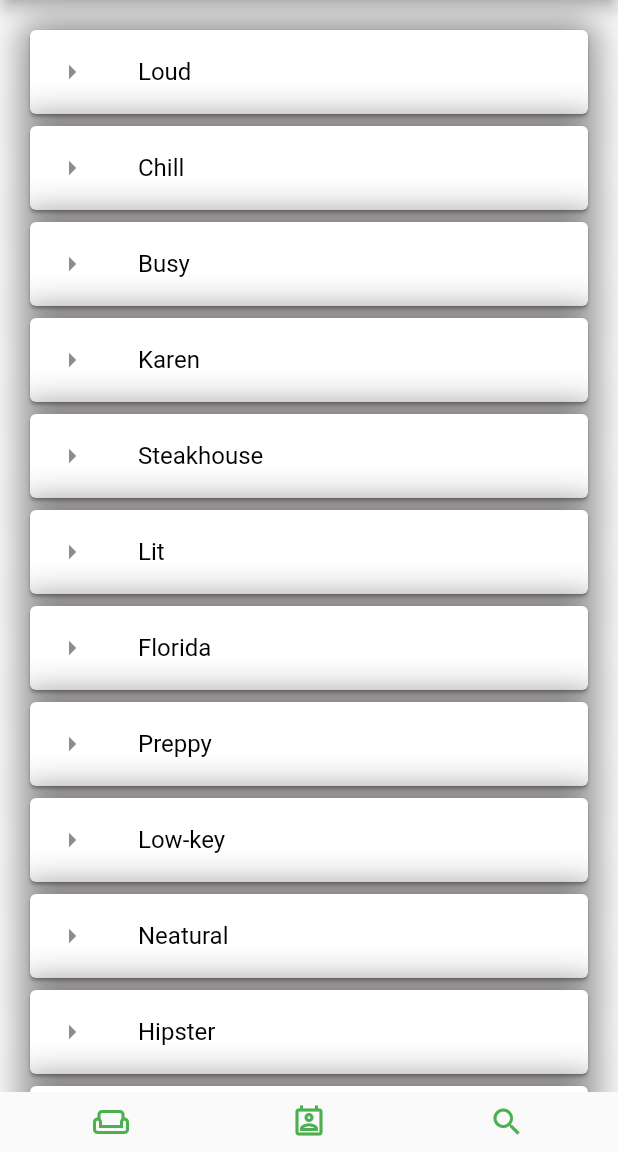
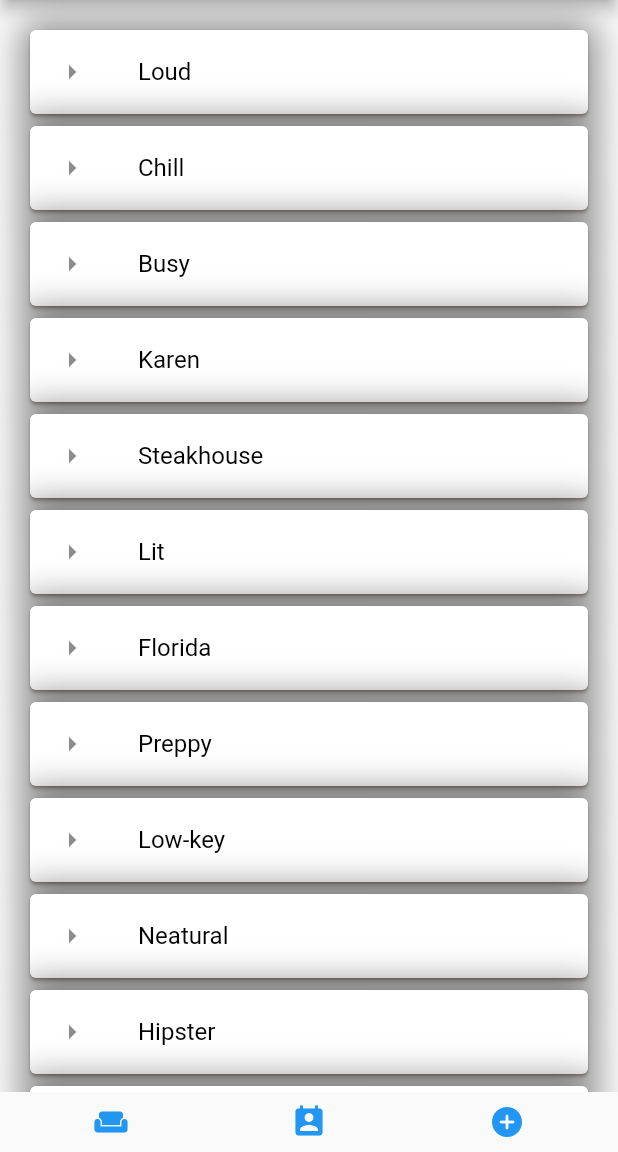
Before and after one commit to treknuts/vibe, a Flutter app: the screen it shows after launch, on a phone screen of 412 x 824 dp, the part 84-1236 px from its top. Run offline on Flutter 3.47's test engine with Material 2 defaults, Android fonts, the phone set to English and light mode, and no system bars.

Commit message:
Changed nav icons to bold to stand out better.

```diff
--- a/lib/main.dart
+++ b/lib/main.dart
@@ -47,9 +47,9 @@ class ButtonRowSection extends StatelessWidget {
         child: Row(
           mainAxisAlignment: MainAxisAlignment.spaceAround,
           children: [
-            BottomNavColumn(Icons.weekend_outlined),
-            BottomNavColumn(Icons.perm_contact_cal_outlined),
-            BottomNavColumn(Icons.search)
+            BottomNavColumn(Icons.weekend),
+            BottomNavColumn(Icons.perm_contact_cal),
+            BottomNavColumn(Icons.add_circle_rounded)
           ],
       ),
     );
@@ -67,7 +67,7 @@ class BottomNavColumn extends StatelessWidget {
       mainAxisSize: MainAxisSize.min,
       mainAxisAlignment: MainAxisAlignment.spaceAround,
       children: [
-        Icon(icon, color: Colors.green),
+        Icon(icon, color: Colors.blue),
       ],
     );
   }
```
